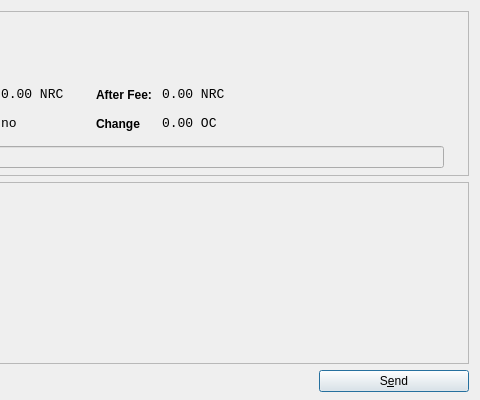
Before: the Qt Designer form src/qt/forms/sendcoinsdialog.ui in bhok/NRCoin, drawn with Qt 5; both pictures show x 370 to 850 and y 0 to 400 of the 850 by 400 pixel window.
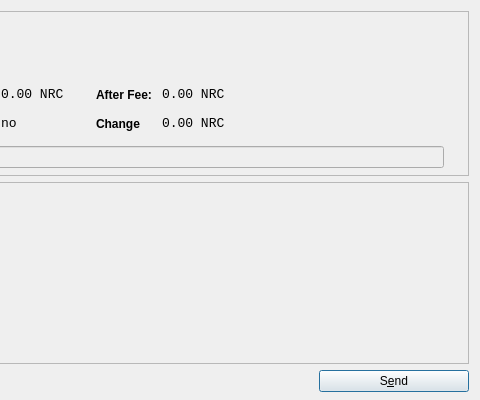
After: the same form once the commit is applied. Icons and pictures are not drawn.

```diff
--- a/src/qt/forms/sendcoinsdialog.ui
+++ b/src/qt/forms/sendcoinsdialog.ui
@@ -525,7 +525,7 @@
                   <enum>Qt::ActionsContextMenu</enum>
                  </property>
                  <property name="text">
-                  <string notr="true">0.00 OC</string>
+                  <string notr="true">0.00 NRC</string>
                  </property>
                  <property name="textInteractionFlags">
                   <set>Qt::LinksAccessibleByMouse|Qt::TextSelectableByKeyboard|Qt::TextSelectableByMouse</set>
```
